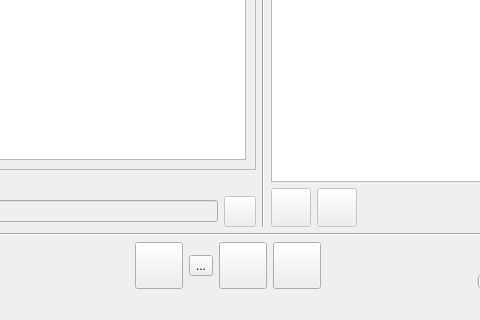
Toyunda/toyunda, file GuiliGuili/GuiliGuili.ui: the form before one commit; both pictures show x 111 to 591 and y 243 to 563 of the 748 by 563 pixel window.
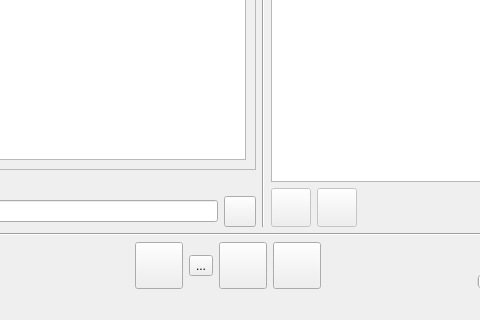
The form after the commit. Icons and pictures are not drawn.

Commit message: Gui : Search start to work

Diff of the .ui file:
```diff
--- a/GuiliGuili/GuiliGuili.ui
+++ b/GuiliGuili/GuiliGuili.ui
@@ -68,14 +68,14 @@
             <item>
              <widget class="QLineEdit" name="searchInput">
               <property name="enabled">
-               <bool>false</bool>
+               <bool>true</bool>
               </property>
              </widget>
             </item>
             <item>
              <widget class="QToolButton" name="searchButton">
               <property name="enabled">
-               <bool>false</bool>
+               <bool>true</bool>
               </property>
               <property name="text">
                <string/>
```
The commit also changes 2 other files.
